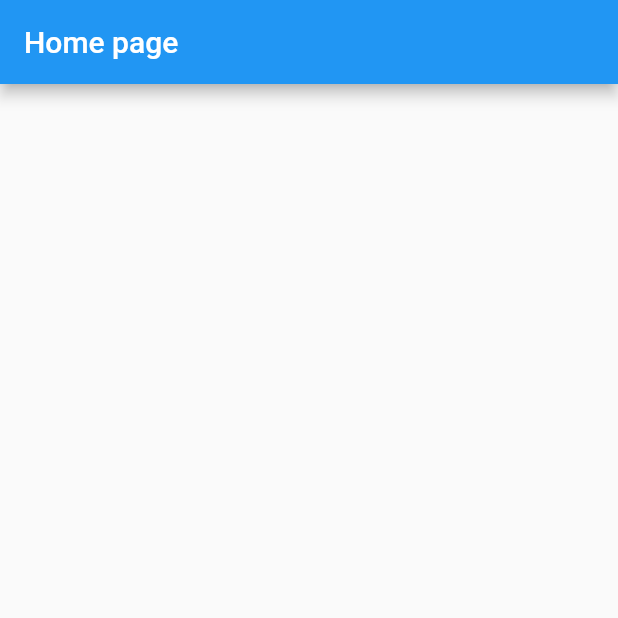
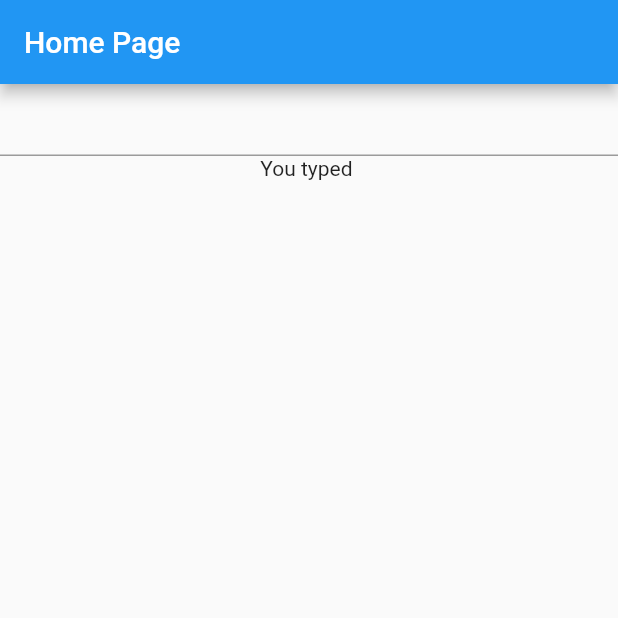
Before and after one commit to q1uyj/flutter-hooks-example, a Flutter app: the first screen one second after launch, on a phone screen of 412 x 824 dp, the top half of it. Run offline on Flutter 3.47's test engine with Material 2 defaults, Android fonts, the light colour scheme and no system bars; our stand-ins replace flutter_hooks.

Commit message:
ex2:文本框

```diff
--- a/lib/main.dart
+++ b/lib/main.dart
@@ -13,25 +13,34 @@ void main() {
   );
 }
 
-/// 使用 Stream.periodic 创建周期性 Stream
-/// 接收两个参数:
-/// 1. 每个周期的时间间隔
-/// 2. 回调函数, 用于生成流中的每个元素
-/// 没有使用这个函数的参数所以用_表示
-Stream<String> getTime() => Stream.periodic(
-      const Duration(seconds: 1),
-      (_) => DateTime.now().toIso8601String(),
-    );
-
 class HomePage extends HookWidget {
   const HomePage({super.key});
 
   @override
   Widget build(BuildContext context) {
-    final dateTime = useStream(getTime());
+    final controller = useTextEditingController();
+    final text = useState('');
+    useEffect(
+      () {
+        controller.addListener(() {
+          text.value = controller.text;
+         });
+        return null;
+      },
+      [controller],
+    );
+
     return Scaffold(
       appBar: AppBar(
-        title: Text(dateTime.data ?? 'Home page'),
+        title: const Text('Home Page'),
+      ),
+      body: Column(
+        children: [
+          TextField(
+            controller: controller,
+          ),
+          Text('You typed ${text.value}'),
+        ],
       ),
     );
   }
```
